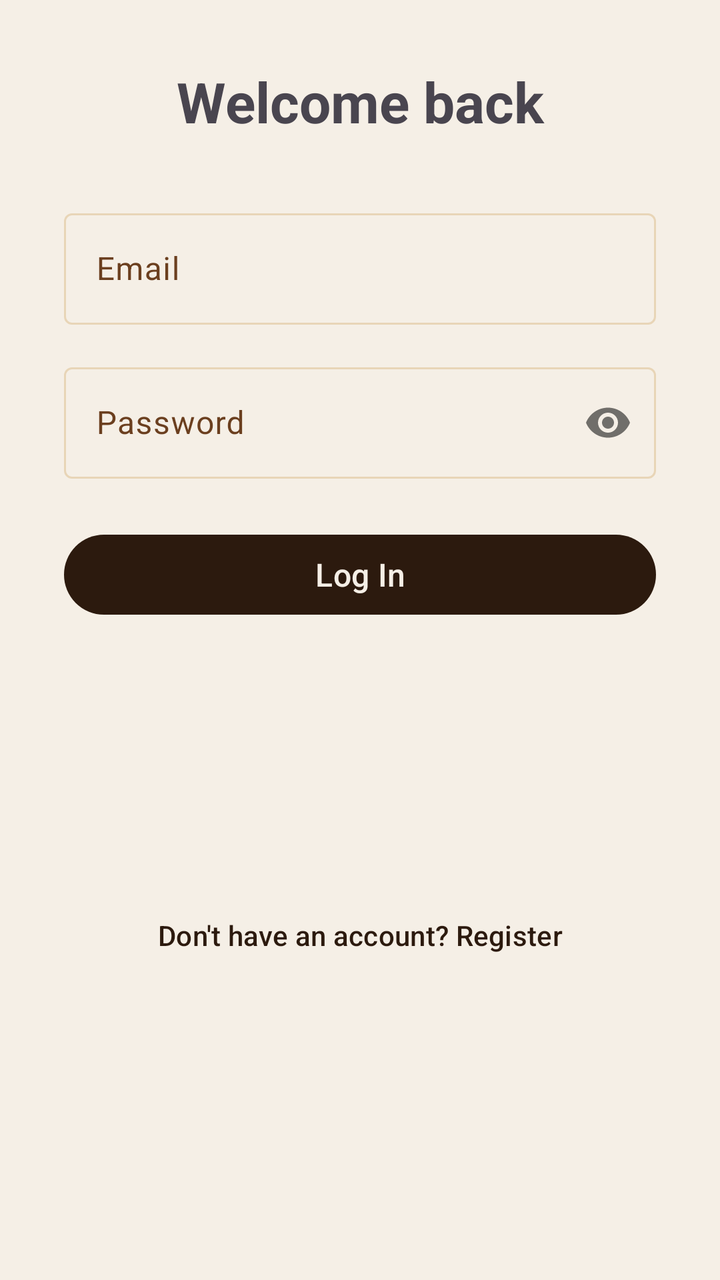
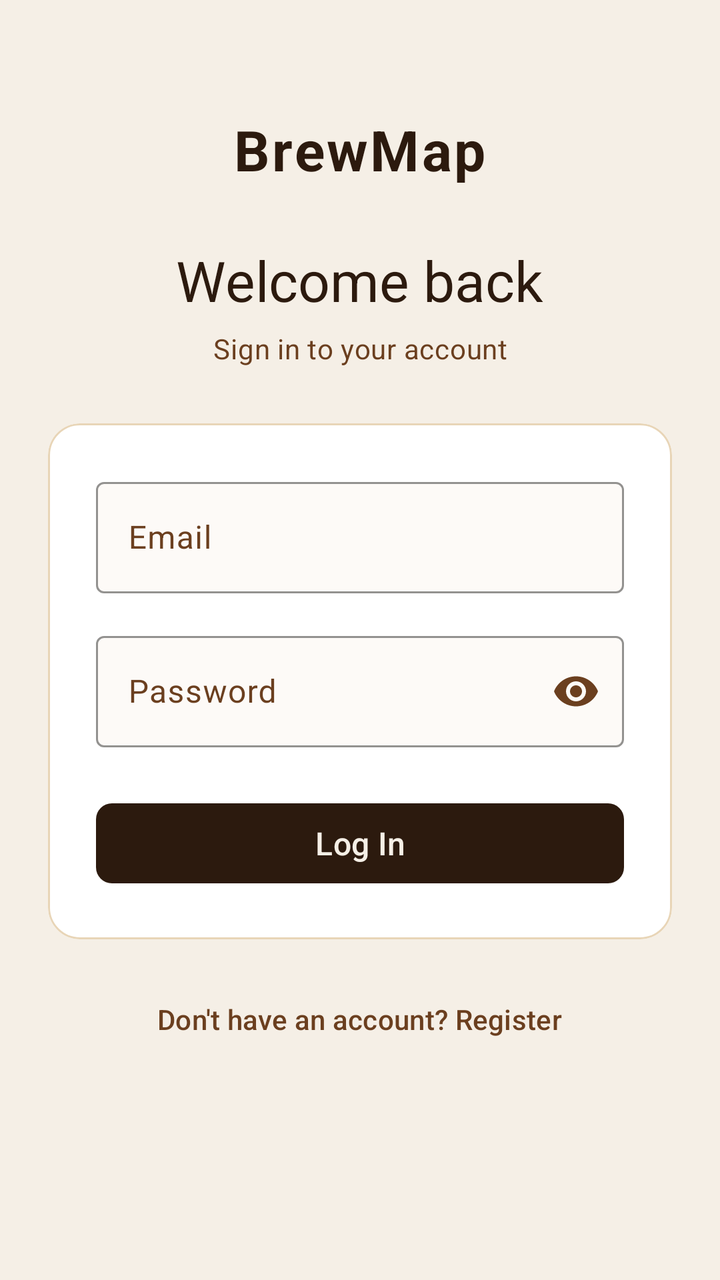

The first picture is an Android layout as it rendered before a commit; the second is the same layout after the commit. The layout source and the unified diff follow.
<!-- AndroidManifest.xml: application theme Theme.MobileApp -->
<!-- res/layout/fragment_login.xml -->
<?xml version="1.0" encoding="utf-8"?>
<ScrollView
    xmlns:android="http://schemas.android.com/apk/res/android"
    xmlns:app="http://schemas.android.com/apk/res-auto"
    android:layout_width="match_parent"
    android:layout_height="match_parent"
    android:fillViewport="true">

    <androidx.constraintlayout.widget.ConstraintLayout
        android:layout_width="match_parent"
        android:layout_height="wrap_content"
        android:padding="32dp">

        
        <TextView
            android:id="@+id/tv_login_title"
            android:layout_width="0dp"
            android:layout_height="wrap_content"
            android:text="@string/login_title"
            android:textSize="28sp"
            android:textStyle="bold"
            android:gravity="center"
            android:paddingBottom="32dp"
            app:layout_constraintTop_toTopOf="parent"
            app:layout_constraintStart_toStartOf="parent"
            app:layout_constraintEnd_toEndOf="parent" />

        
        <com.google.android.material.textfield.TextInputLayout
            android:id="@+id/til_email"
            style="@style/Widget.Material3.TextInputLayout.OutlinedBox"
            android:layout_width="0dp"
            android:layout_height="wrap_content"
            android:hint="@string/hint_email"
            app:layout_constraintTop_toBottomOf="@id/tv_login_title"
            app:layout_constraintStart_toStartOf="parent"
            app:layout_constraintEnd_toEndOf="parent">

            <com.google.android.material.textfield.TextInputEditText
                android:id="@+id/et_email"
                android:layout_width="match_parent"
                android:layout_height="wrap_content"
                android:inputType="textEmailAddress"
                android:imeOptions="actionNext" />
        </com.google.android.material.textfield.TextInputLayout>

        
        <com.google.android.material.textfield.TextInputLayout
            android:id="@+id/til_password"
            style="@style/Widget.Material3.TextInputLayout.OutlinedBox"
            android:layout_width="0dp"
            android:layout_height="wrap_content"
            android:hint="@string/hint_password"
            android:layout_marginTop="16dp"
            app:passwordToggleEnabled="true"
            app:layout_constraintTop_toBottomOf="@id/til_email"
            app:layout_constraintStart_toStartOf="parent"
            app:layout_constraintEnd_toEndOf="parent">

            <com.google.android.material.textfield.TextInputEditText
                android:id="@+id/et_password"
                android:layout_width="match_parent"
                android:layout_height="wrap_content"
                android:inputType="textPassword"
                android:imeOptions="actionDone" />
        </com.google.android.material.textfield.TextInputLayout>

        
        <com.google.android.material.button.MaterialButton
            android:id="@+id/btn_login_submit"
            android:layout_width="0dp"
            android:layout_height="wrap_content"
            android:layout_marginTop="24dp"
            android:text="@string/btn_login"
            android:textSize="16sp"
            app:layout_constraintTop_toBottomOf="@id/til_password"
            app:layout_constraintStart_toStartOf="parent"
            app:layout_constraintEnd_toEndOf="parent" />

        
        <com.google.android.material.button.MaterialButton
            android:id="@+id/btn_go_to_register"
            style="@style/Widget.Material3.Button.TextButton"
            android:layout_width="wrap_content"
            android:layout_height="wrap_content"
            android:layout_marginTop="16dp"
            android:text="@string/btn_go_to_register"
            app:layout_constraintTop_toBottomOf="@id/btn_login_submit"
            app:layout_constraintStart_toStartOf="parent"
            app:layout_constraintEnd_toEndOf="parent"
            app:layout_constraintBottom_toBottomOf="parent" />

    </androidx.constraintlayout.widget.ConstraintLayout>
</ScrollView>
<!-- resources referenced by this layout -->
<resources>
  <string name="btn_go_to_register">Don\'t have an account? Register</string>
  <string name="btn_login">Log In</string>
  <string name="hint_email">Email</string>
  <string name="hint_password">Password</string>
  <string name="login_title">Welcome back</string>
  <style name="Theme.MobileApp" parent="Base.Theme.MobileApp" />
  <style name="Base.Theme.MobileApp" parent="Theme.Material3.DayNight.NoActionBar">
          
          <item name="colorPrimary">@color/brew_dark</item>
          <item name="colorOnPrimary">@color/brew_bg</item>
          <item name="colorPrimaryContainer">@color/brew_light</item>
          <item name="colorOnPrimaryContainer">@color/brew_dark</item>
  
          
          <item name="colorSecondary">@color/brew_accent</item>
          <item name="colorOnSecondary">@color/white</item>
          <item name="colorSecondaryContainer">@color/brew_light</item>
          <item name="colorOnSecondaryContainer">@color/brew_dark</item>
  
          
          <item name="colorTertiary">@color/brew_brown</item>
          <item name="colorOnTertiary">@color/white</item>
  
          
          <item name="android:colorBackground">@color/brew_bg</item>
          <item name="colorSurface">@color/brew_card</item>
          <item name="colorOnSurface">@color/brew_dark</item>
          <item name="colorOnSurfaceVariant">@color/brew_brown</item>
          <item name="colorSurfaceVariant">@color/brew_input_bg</item>
  
          
          <item name="colorOutline">@color/brew_light</item>
          <item name="colorOutlineVariant">@color/brew_light</item>
  
          
          <item name="android:statusBarColor">@color/brew_bg</item>
          <item name="android:windowLightStatusBar" tools:targetApi="23">true</item>
      </style>
  <color name="brew_dark">#2C1A0E</color>
  <color name="brew_bg">#F5EFE6</color>
  <color name="brew_light">#E8D5B7</color>
  <color name="brew_accent">#C8854A</color>
  <color name="white">#FFFFFFFF</color>
  <color name="brew_brown">#6B3F1F</color>
  <color name="brew_card">#FFFFFF</color>
  <color name="brew_input_bg">#FDFAF7</color>
</resources>

<!-- the commit's change to res/layout/fragment_login.xml (unified diff, before → after) -->
@@ -4,78 +4,111 @@
     xmlns:app="http://schemas.android.com/apk/res-auto"
     android:layout_width="match_parent"
     android:layout_height="match_parent"
-    android:fillViewport="true">
+    android:fillViewport="true"
+    android:background="@color/brew_bg">
 
-    <androidx.constraintlayout.widget.ConstraintLayout
+    <LinearLayout
         android:layout_width="match_parent"
         android:layout_height="wrap_content"
-        android:padding="32dp">
+        android:orientation="vertical"
+        android:gravity="center_horizontal"
+        android:paddingHorizontal="24dp"
+        android:paddingTop="56dp"
+        android:paddingBottom="32dp">
 
         
         <TextView
-            android:id="@+id/tv_login_title"
-            android:layout_width="0dp"
+            android:layout_width="wrap_content"
             android:layout_height="wrap_content"
-            android:text="@string/login_title"
+            android:text="@string/app_display_name"
+            android:textColor="@color/brew_dark"
             android:textSize="28sp"
             android:textStyle="bold"
-            android:gravity="center"
-            android:paddingBottom="32dp"
-            app:layout_constraintTop_toTopOf="parent"
-            app:layout_constraintStart_toStartOf="parent"
-            app:layout_constraintEnd_toEndOf="parent" />
+            android:letterSpacing="0.04"
+            android:gravity="center" />
 
         
-        <com.google.android.material.textfield.TextInputLayout
-            android:id="@+id/til_email"
-            style="@style/Widget.Material3.TextInputLayout.OutlinedBox"
-            android:layout_width="0dp"
+        <TextView
+            android:layout_width="wrap_content"
             android:layout_height="wrap_content"
-            android:hint="@string/hint_email"
-            app:layout_constraintTop_toBottomOf="@id/tv_login_title"
-            app:layout_constraintStart_toStartOf="parent"
-            app:layout_constraintEnd_toEndOf="parent">
+            android:layout_marginTop="28dp"
+            android:text="@string/login_title"
+            android:textColor="@color/brew_dark"
+            android:textAppearance="?attr/textAppearanceHeadlineMedium"
+            android:gravity="center" />
 
-            <com.google.android.material.textfield.TextInputEditText
-                android:id="@+id/et_email"
+        <TextView
+            android:layout_width="wrap_content"
+            android:layout_height="wrap_content"
+            android:layout_marginTop="6dp"
+            android:text="@string/login_subtitle"
+            android:textColor="@color/brew_brown"
+            android:textAppearance="?attr/textAppearanceBodyMedium"
+            android:gravity="center" />
+
+        
+        <com.google.android.material.card.MaterialCardView
+            android:layout_width="match_parent"
+            android:layout_height="wrap_content"
+            android:layout_marginTop="28dp"
+            app:cardBackgroundColor="@color/brew_card"
+            app:cardCornerRadius="16dp"
+            app:cardElevation="0dp"
+            app:strokeColor="@color/brew_light"
+            app:strokeWidth="1dp">
+
+            <LinearLayout
                 android:layout_width="match_parent"
                 android:layout_height="wrap_content"
-                android:inputType="textEmailAddress"
-                android:imeOptions="actionNext" />
-        </com.google.android.material.textfield.TextInputLayout>
+                android:orientation="vertical"
+                android:padding="24dp">
 
-        
-        <com.google.android.material.textfield.TextInputLayout
-            android:id="@+id/til_password"
-            style="@style/Widget.Material3.TextInputLayout.OutlinedBox"
-            android:layout_width="0dp"
-            android:layout_height="wrap_content"
-            android:hint="@string/hint_password"
-            android:layout_marginTop="16dp"
-            app:passwordToggleEnabled="true"
-            app:layout_constraintTop_toBottomOf="@id/til_email"
-            app:layout_constraintStart_toStartOf="parent"
-            app:layout_constraintEnd_toEndOf="parent">
+                
+                <com.google.android.material.textfield.TextInputLayout
+                    android:id="@+id/til_email"
+                    style="@style/Widget.BrewMap.TextInputLayout"
+                    android:layout_width="match_parent"
+                    android:layout_height="wrap_content"
+                    android:hint="@string/hint_email">
 
-            <com.google.android.material.textfield.TextInputEditText
-                android:id="@+id/et_password"
-                android:layout_width="match_parent"
-                android:layout_height="wrap_content"
-                android:inputType="textPassword"
-                android:imeOptions="actionDone" />
-        </com.google.android.material.textfield.TextInputLayout>
+                    <com.google.android.material.textfield.TextInputEditText
+                        android:id="@+id/et_email"
+                        android:layout_width="match_parent"
+                        android:layout_height="wrap_content"
+                        android:inputType="textEmailAddress"
+                        android:imeOptions="actionNext" />
+                </com.google.android.material.textfield.TextInputLayout>
 
-        
-        <com.google.android.material.button.MaterialButton
-            android:id="@+id/btn_login_submit"
-            android:layout_width="0dp"
-            android:layout_height="wrap_content"
-            android:layout_marginTop="24dp"
-            android:text="@string/btn_login"
-            android:textSize="16sp"
-            app:layout_constraintTop_toBottomOf="@id/til_password"
-            app:layout_constraintStart_toStartOf="parent"
-            app:layout_constraintEnd_toEndOf="parent" />
+                
+                <com.google.android.material.textfield.TextInputLayout
+                    android:id="@+id/til_password"
+                    style="@style/Widget.BrewMap.TextInputLayout"
+                    android:layout_width="match_parent"
+                    android:layout_height="wrap_content"
+                    android:layout_marginTop="16dp"
+                    android:hint="@string/hint_password"
+                    app:endIconMode="password_toggle">
+
+                    <com.google.android.material.textfield.TextInputEditText
+                        android:id="@+id/et_password"
+                        android:layout_width="match_parent"
+                        android:layout_height="wrap_content"
+                        android:inputType="textPassword"
+                        android:imeOptions="actionDone" />
+                </com.google.android.material.textfield.TextInputLayout>
+
+                
+                <com.google.android.material.button.MaterialButton
+                    android:id="@+id/btn_login_submit"
+                    android:layout_width="match_parent"
+                    android:layout_height="wrap_content"
+                    android:layout_marginTop="24dp"
+                    android:text="@string/btn_login"
+                    android:textSize="16sp"
+                    app:cornerRadius="8dp" />
+
+            </LinearLayout>
+        </com.google.android.material.card.MaterialCardView>
 
         
         <com.google.android.material.button.MaterialButton
@@ -85,10 +118,7 @@
             android:layout_height="wrap_content"
             android:layout_marginTop="16dp"
             android:text="@string/btn_go_to_register"
-            app:layout_constraintTop_toBottomOf="@id/btn_login_submit"
-            app:layout_constraintStart_toStartOf="parent"
-            app:layout_constraintEnd_toEndOf="parent"
-            app:layout_constraintBottom_toBottomOf="parent" />
+            android:textColor="@color/brew_brown" />
 
-    </androidx.constraintlayout.widget.ConstraintLayout>
+    </LinearLayout>
 </ScrollView>
<!-- resource entries referenced after the edit -->
@@ -4,7 +4,12 @@
   <string name="btn_login">Log In</string>
   <string name="hint_email">Email</string>
   <string name="hint_password">Password</string>
+  <string name="login_subtitle">Sign in to your account</string>
   <string name="login_title">Welcome back</string>
+  <style name="Widget.BrewMap.TextInputLayout" parent="Widget.Material3.TextInputLayout.OutlinedBox">
+          <item name="boxBackgroundColor">@color/brew_input_bg</item>
+          <item name="boxStrokeColor">@color/brew_light</item>
+      </style>
   <style name="Theme.MobileApp" parent="Base.Theme.MobileApp" />
   <style name="Base.Theme.MobileApp" parent="Theme.Material3.DayNight.NoActionBar">
           
@@ -41,6 +46,7 @@
   <color name="brew_dark">#2C1A0E</color>
   <color name="brew_bg">#F5EFE6</color>
   <color name="brew_light">#E8D5B7</color>
+  <string name="app_display_name">BrewMap</string>
   <color name="brew_accent">#C8854A</color>
   <color name="white">#FFFFFFFF</color>
   <color name="brew_brown">#6B3F1F</color>
